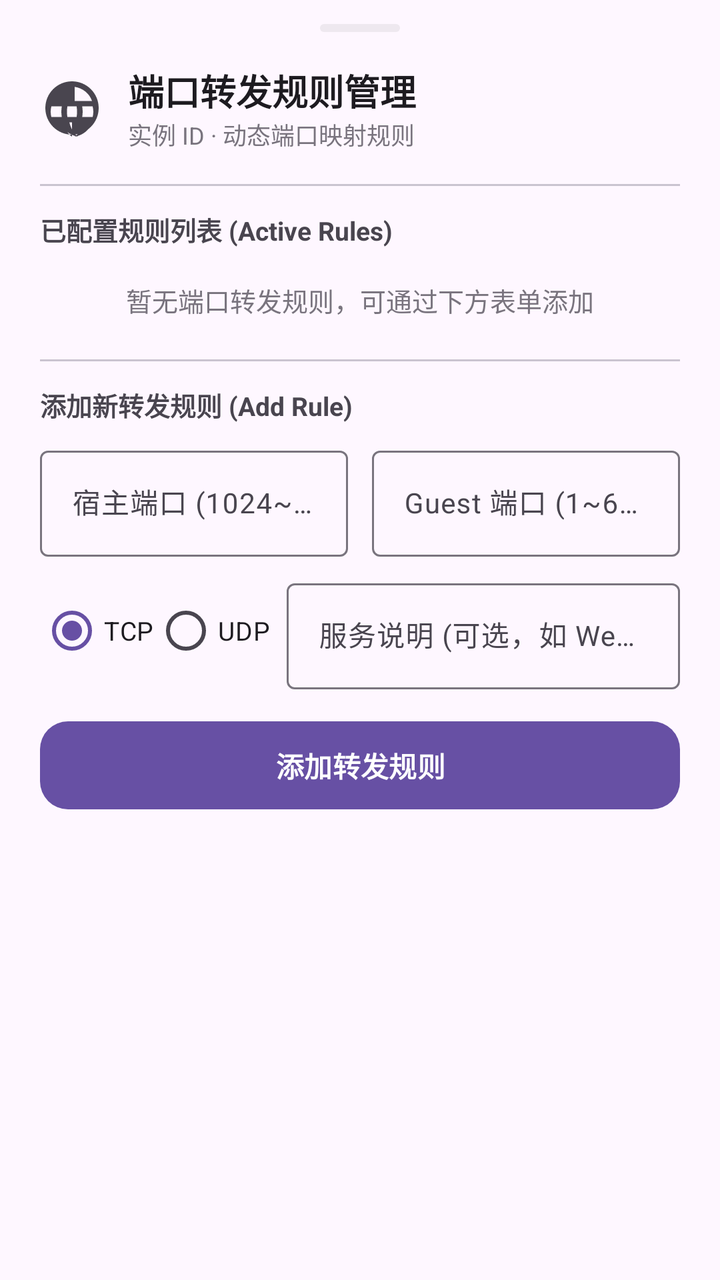
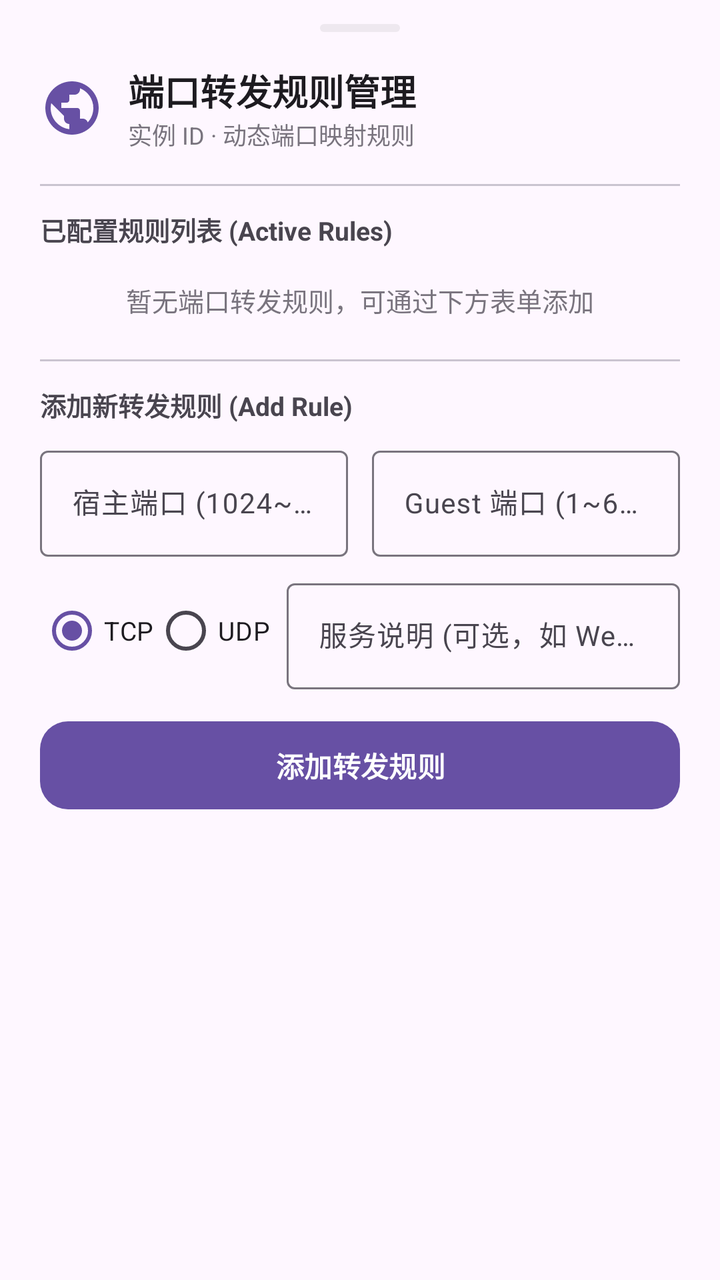

Compare the two renders of this Android layout. The source of the first and the diff that turns it into the second are given below.
<!-- AndroidManifest.xml: application theme Theme.Orchestella -->
<!-- res/layout/layout_port_forwarding_sheet.xml -->
<?xml version="1.0" encoding="utf-8"?>
<LinearLayout xmlns:android="http://schemas.android.com/apk/res/android"
    xmlns:app="http://schemas.android.com/apk/res-auto"
    android:layout_width="match_parent"
    android:layout_height="wrap_content"
    android:orientation="vertical"
    android:paddingStart="20dp"
    android:paddingEnd="20dp"
    android:paddingTop="12dp"
    android:paddingBottom="28dp">

    
    <View
        android:layout_width="40dp"
        android:layout_height="4dp"
        android:layout_gravity="center_horizontal"
        android:layout_marginBottom="16dp"
        android:background="@drawable/bg_status_badge" />

    
    <LinearLayout
        android:layout_width="match_parent"
        android:layout_height="wrap_content"
        android:orientation="horizontal"
        android:gravity="center_vertical"
        android:layout_marginBottom="16dp">

        <ImageView
            android:layout_width="32dp"
            android:layout_height="32dp"
            android:layout_marginEnd="12dp"
            android:src="@drawable/ic_network"
            android:contentDescription="Network Port Forwarding" />

        <LinearLayout
            android:layout_width="0dp"
            android:layout_height="wrap_content"
            android:layout_weight="1"
            android:orientation="vertical">

            <TextView
                android:id="@+id/port_sheet_title"
                android:layout_width="wrap_content"
                android:layout_height="wrap_content"
                android:text="@string/port_forwarding_title"
                android:textSize="18sp"
                android:textStyle="bold"
                android:textColor="?attr/colorOnSurface" />

            <TextView
                android:id="@+id/port_sheet_subtitle"
                android:layout_width="wrap_content"
                android:layout_height="wrap_content"
                android:text="实例 ID · 动态端口映射规则"
                android:textSize="12sp"
                android:textColor="?attr/colorOutline" />
        </LinearLayout>
    </LinearLayout>

    <View
        android:layout_width="match_parent"
        android:layout_height="1dp"
        android:layout_marginBottom="12dp"
        android:background="?attr/colorOutlineVariant" />

    
    <TextView
        android:layout_width="wrap_content"
        android:layout_height="wrap_content"
        android:text="已配置规则列表 (Active Rules)"
        android:textSize="13sp"
        android:textStyle="bold"
        android:textColor="?attr/colorOnSurfaceVariant"
        android:layout_marginBottom="8dp" />

    <TextView
        android:id="@+id/tv_no_rules_hint"
        android:layout_width="match_parent"
        android:layout_height="wrap_content"
        android:text="@string/port_forwarding_empty"
        android:textSize="13sp"
        android:textColor="?attr/colorOutline"
        android:paddingTop="8dp"
        android:paddingBottom="8dp"
        android:gravity="center"
        android:visibility="visible" />

    <androidx.core.widget.NestedScrollView
        android:layout_width="match_parent"
        android:layout_height="wrap_content"
        android:maxHeight="220dp">

        <LinearLayout
            android:id="@+id/container_rules_list"
            android:layout_width="match_parent"
            android:layout_height="wrap_content"
            android:orientation="vertical" />
    </androidx.core.widget.NestedScrollView>

    <View
        android:layout_width="match_parent"
        android:layout_height="1dp"
        android:layout_marginTop="12dp"
        android:layout_marginBottom="12dp"
        android:background="?attr/colorOutlineVariant" />

    
    <TextView
        android:layout_width="wrap_content"
        android:layout_height="wrap_content"
        android:text="添加新转发规则 (Add Rule)"
        android:textSize="13sp"
        android:textStyle="bold"
        android:textColor="?attr/colorOnSurfaceVariant"
        android:layout_marginBottom="8dp" />

    
    <LinearLayout
        android:layout_width="match_parent"
        android:layout_height="wrap_content"
        android:orientation="horizontal"
        android:baselineAligned="false"
        android:layout_marginBottom="8dp">

        <com.google.android.material.textfield.TextInputLayout
            android:id="@+id/til_host_port"
            style="@style/Widget.Material3.TextInputLayout.OutlinedBox"
            android:layout_width="0dp"
            android:layout_height="wrap_content"
            android:layout_weight="1"
            android:layout_marginEnd="6dp"
            android:hint="@string/port_forwarding_host_port">

            <com.google.android.material.textfield.TextInputEditText
                android:id="@+id/et_host_port"
                android:layout_width="match_parent"
                android:layout_height="wrap_content"
                android:minHeight="48dp"
                android:inputType="number"
                android:textSize="14sp" />
        </com.google.android.material.textfield.TextInputLayout>

        <com.google.android.material.textfield.TextInputLayout
            android:id="@+id/til_guest_port"
            style="@style/Widget.Material3.TextInputLayout.OutlinedBox"
            android:layout_width="0dp"
            android:layout_height="wrap_content"
            android:layout_weight="1"
            android:layout_marginStart="6dp"
            android:hint="@string/port_forwarding_guest_port">

            <com.google.android.material.textfield.TextInputEditText
                android:id="@+id/et_guest_port"
                android:layout_width="match_parent"
                android:layout_height="wrap_content"
                android:minHeight="48dp"
                android:inputType="number"
                android:textSize="14sp" />
        </com.google.android.material.textfield.TextInputLayout>
    </LinearLayout>

    
    <LinearLayout
        android:layout_width="match_parent"
        android:layout_height="wrap_content"
        android:orientation="horizontal"
        android:gravity="center_vertical"
        android:layout_marginBottom="8dp">

        <RadioGroup
            android:id="@+id/rg_protocol"
            android:layout_width="wrap_content"
            android:layout_height="wrap_content"
            android:orientation="horizontal"
            android:layout_marginEnd="8dp">

            <RadioButton
                android:id="@+id/rb_tcp"
                android:layout_width="wrap_content"
                android:layout_height="wrap_content"
                android:minHeight="48dp"
                android:checked="true"
                android:text="TCP"
                android:textSize="13sp" />

            <RadioButton
                android:id="@+id/rb_udp"
                android:layout_width="wrap_content"
                android:layout_height="wrap_content"
                android:minHeight="48dp"
                android:text="UDP"
                android:textSize="13sp" />
        </RadioGroup>

        <com.google.android.material.textfield.TextInputLayout
            android:id="@+id/til_description"
            style="@style/Widget.Material3.TextInputLayout.OutlinedBox"
            android:layout_width="0dp"
            android:layout_height="wrap_content"
            android:layout_weight="1"
            android:hint="@string/port_forwarding_desc_hint">

            <com.google.android.material.textfield.TextInputEditText
                android:id="@+id/et_description"
                android:layout_width="match_parent"
                android:layout_height="wrap_content"
                android:minHeight="48dp"
                android:inputType="text"
                android:textSize="14sp" />
        </com.google.android.material.textfield.TextInputLayout>
    </LinearLayout>

    
    <com.google.android.material.button.MaterialButton
        android:id="@+id/btn_add_rule"
        android:layout_width="match_parent"
        android:layout_height="wrap_content"
        android:minHeight="52dp"
        app:cornerRadius="14dp"
        android:text="@string/port_forwarding_add_rule"
        android:textSize="14sp"
        android:textStyle="bold"
        android:layout_marginTop="4dp" />

</LinearLayout>
<!-- resources referenced by this layout -->
<resources>
  <!-- drawable bg_status_badge (drawable) -->
  <?xml version="1.0" encoding="utf-8"?>
  <shape xmlns:android="http://schemas.android.com/apk/res/android"
      android:shape="rectangle">
      <corners android:radius="12dp" />
      <solid android:color="#20808080" />
  </shape>
  <!-- drawable ic_network (drawable) -->
  <vector xmlns:android="http://schemas.android.com/apk/res/android"
      android:width="24dp"
      android:height="24dp"
      android:viewportWidth="24"
      android:viewportHeight="24">
    <path
        android:fillColor="?android:attr/colorControlNormal"
        android:pathData="M12,2C6.48,2 2,6.48 2,12s4.48,10 10,10 10,-4.48 10,-10S17.52,2 12,2zM11,4.07c-3.06,0.44 -5.58,2.54 -6.52,5.33h3.27c0.6,-2.43 1.83,-4.49 3.25,-5.33zM4.26,11.4h3.91c-0.08,0.65 -0.17,1.31 -0.17,2s0.09,1.35 0.17,2H4.26c-0.17,-0.64 -0.26,-1.31 -0.26,-2s0.09,-1.36 0.26,-2zM4.48,17.4h3.27c0.94,2.79 3.46,4.89 6.52,5.33 -1.42,-0.84 -2.65,-2.9 -3.25,-5.33zM10.27,11.4h3.46c0.09,0.65 0.17,1.31 0.17,2s-0.08,1.35 -0.17,2h-3.46c-0.09,-0.65 -0.17,-1.31 -0.17,-2s0.08,-1.35 0.17,-2zM13,4.07c1.42,0.84 2.65,2.9 3.25,5.33h-3.25V4.07zM12,17.4v5.33c-1.42,-0.84 -2.65,-2.9 -3.25,-5.33H12zM16.25,17.4c-0.6,2.43 -1.83,4.49 -3.25,5.33 3.06,-0.44 5.58,-2.54 6.52,-5.33h-3.27zM15.83,15.4c0.08,-0.65 0.17,-1.31 0.17,-2s-0.09,-1.35 -0.17,-2h3.91c0.17,0.64 0.26,1.31 0.26,2s-0.09,1.36 -0.26,2h-3.91zM19.52,9.4h-3.27c-0.6,-2.43 -1.83,-4.49 -3.25,-5.33 3.06,0.44 5.58,2.54 6.52,5.33z"/>
  </vector>
  <string name="port_forwarding_add_rule">添加转发规则</string>
  <string name="port_forwarding_desc_hint">服务说明 (可选，如 Web 8080)</string>
  <string name="port_forwarding_empty">暂无端口转发规则，可通过下方表单添加</string>
  <string name="port_forwarding_guest_port">Guest 端口 (1~65535)</string>
  <string name="port_forwarding_host_port">宿主端口 (1024~65535)</string>
  <string name="port_forwarding_title">端口转发规则管理</string>
  <style name="Theme.Orchestella" parent="Theme.Material3.DayNight.NoActionBar">
          <item name="android:fontFamily">sans-serif</item>
          <item name="android:windowActionModeOverlay">true</item>
          <item name="android:statusBarColor">@android:color/transparent</item>
          <item name="android:navigationBarColor">@android:color/transparent</item>
      </style>
</resources>

<!-- the commit's change to res/layout/layout_port_forwarding_sheet.xml (unified diff, before → after) -->
@@ -30,6 +30,7 @@
             android:layout_height="32dp"
             android:layout_marginEnd="12dp"
             android:src="@drawable/ic_network"
+            app:tint="?attr/colorPrimary"
             android:contentDescription="Network Port Forwarding" />
 
         <LinearLayout
<!-- resource entries referenced after the edit -->
@@ -14,8 +14,8 @@
       android:viewportWidth="24"
       android:viewportHeight="24">
     <path
-        android:fillColor="?android:attr/colorControlNormal"
-        android:pathData="M12,2C6.48,2 2,6.48 2,12s4.48,10 10,10 10,-4.48 10,-10S17.52,2 12,2zM11,4.07c-3.06,0.44 -5.58,2.54 -6.52,5.33h3.27c0.6,-2.43 1.83,-4.49 3.25,-5.33zM4.26,11.4h3.91c-0.08,0.65 -0.17,1.31 -0.17,2s0.09,1.35 0.17,2H4.26c-0.17,-0.64 -0.26,-1.31 -0.26,-2s0.09,-1.36 0.26,-2zM4.48,17.4h3.27c0.94,2.79 3.46,4.89 6.52,5.33 -1.42,-0.84 -2.65,-2.9 -3.25,-5.33zM10.27,11.4h3.46c0.09,0.65 0.17,1.31 0.17,2s-0.08,1.35 -0.17,2h-3.46c-0.09,-0.65 -0.17,-1.31 -0.17,-2s0.08,-1.35 0.17,-2zM13,4.07c1.42,0.84 2.65,2.9 3.25,5.33h-3.25V4.07zM12,17.4v5.33c-1.42,-0.84 -2.65,-2.9 -3.25,-5.33H12zM16.25,17.4c-0.6,2.43 -1.83,4.49 -3.25,5.33 3.06,-0.44 5.58,-2.54 6.52,-5.33h-3.27zM15.83,15.4c0.08,-0.65 0.17,-1.31 0.17,-2s-0.09,-1.35 -0.17,-2h3.91c0.17,0.64 0.26,1.31 0.26,2s-0.09,1.36 -0.26,2h-3.91zM19.52,9.4h-3.27c-0.6,-2.43 -1.83,-4.49 -3.25,-5.33 3.06,0.44 5.58,2.54 6.52,5.33z"/>
+        android:fillColor="#FFFFFFFF"
+        android:pathData="M12,2C6.48,2 2,6.48 2,12s4.48,10 10,10 10,-4.48 10,-10S17.52,2 12,2zm-1,17.93c-3.95,-0.49 -7,-3.85 -7,-7.93 0,-0.62 0.08,-1.21 0.21,-1.79L9,15v1c0,1.1 0.9,2 2,2v1.93zm6.9,-2.54c-0.26,-0.81 -1,-1.39 -1.9,-1.39h-1v-3c0,-0.55 -0.45,-1 -1,-1H8v-2h2c0.55,0 1,-0.45 1,-1V7h2c1.1,0 2,-0.9 2,-2v-0.41c2.93,1.19 5,4.06 5,7.41 0,2.08 -0.8,3.97 -2.1,5.39z"/>
   </vector>
   <string name="port_forwarding_add_rule">添加转发规则</string>
   <string name="port_forwarding_desc_hint">服务说明 (可选，如 Web 8080)</string>
